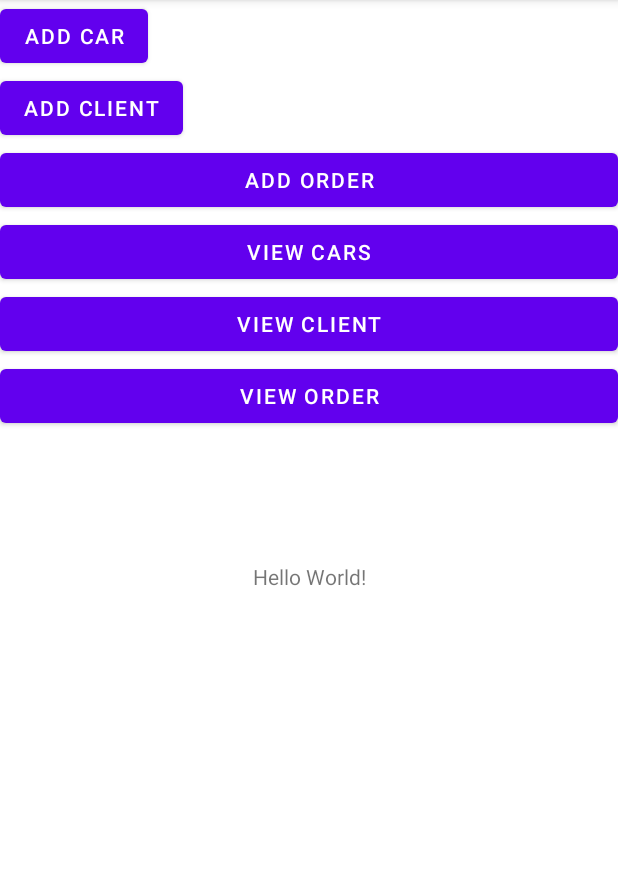
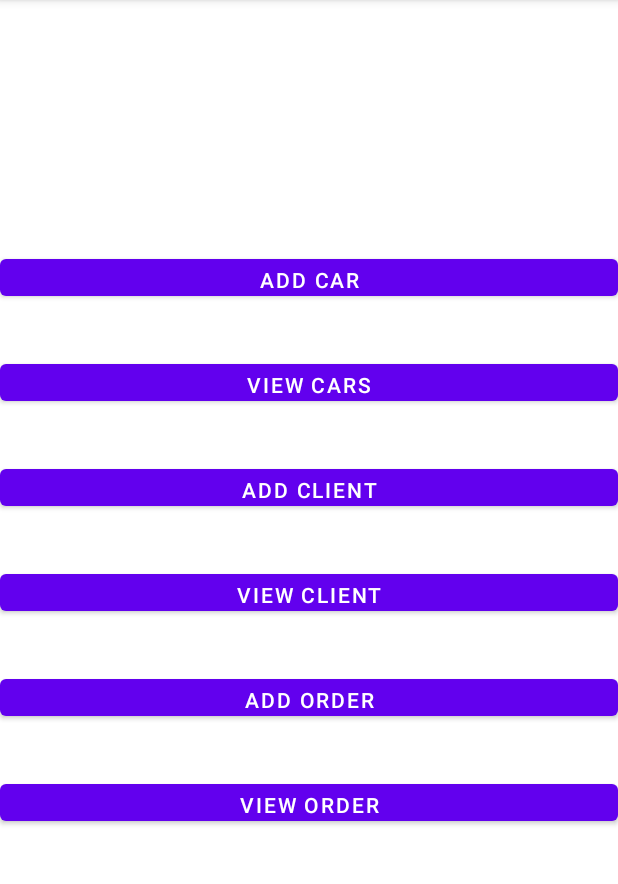
Before and after one commit to franMV4/AA1PMDMrecu, an Android app: the screen it shows after launch (MainActivity), on a phone screen of 412 x 824 dp, the part 84-968 px from its top. Run offline under Robolectric (Android 15) with nearby library versions, the phone set to English and light mode, and no system bars.

```diff
--- a/app/build.gradle
+++ b/app/build.gradle
@@ -20,7 +20,6 @@ android {
             minifyEnabled false
             proguardFiles getDefaultProguardFile('proguard-android-optimize.txt'), 'proguard-rules.pro'
         }
-    }
     compileOptions {
         sourceCompatibility JavaVersion.VERSION_1_8
         targetCompatibility JavaVersion.VERSION_1_8
@@ -44,3 +43,4 @@ dependencies {
     androidTestImplementation 'androidx.test.ext:junit:1.1.3'
     androidTestImplementation 'androidx.test.espresso:espresso-core:3.4.0'
 }
+}
--- a/app/src/main/java/com/svalero/aa1pmdmrecu/DetailFragment.java
+++ b/app/src/main/java/com/svalero/aa1pmdmrecu/DetailFragment.java
@@ -31,7 +31,7 @@ public class DetailFragment extends Fragment {
     public FloatingActionButton closeButton;
 
     public DetailFragment() {
-        // Required empty public constructor
+
     }
 
     @Override
--- a/app/src/main/java/com/svalero/aa1pmdmrecu/domain/dto/OrderDTO.java
+++ b/app/src/main/java/com/svalero/aa1pmdmrecu/domain/dto/OrderDTO.java
@@ -110,9 +110,9 @@ public class OrderDTO implements Comparable {
                 "id=" + id +
                 ", date=" + date +
                 ", clientNameSurname='" + clientNameSurname + '\'' +
-                ", bikeBrandModel='" + carBrandModel + '\'' +
+                ", carBrandModel='" + carBrandModel + '\'' +
                 ", description='" + description + '\'' +
-                ", bikeImageOrder=" + Arrays.toString(carImageOrder) +
+                ", carImageOrder=" + Arrays.toString(carImageOrder) +
                 '}';
     }
 
--- a/app/src/main/res/layout/activity_main.xml
+++ b/app/src/main/res/layout/activity_main.xml
@@ -9,21 +9,70 @@
     <LinearLayout
         android:layout_width="match_parent"
         android:layout_height="match_parent"
-        android:orientation="vertical">
+        android:orientation="vertical"
+        android:paddingTop="200px">
+
+        <LinearLayout
+            android:layout_width="match_parent"
+            android:layout_height="70dp"
+            android:orientation="vertical"
+            android:paddingTop="50px">
 
             <Button
                 android:id="@+id/button4"
-            android:layout_width="wrap_content"
+                android:layout_width="match_parent"
                 android:layout_height="wrap_content"
                 android:onClick="addCar"
                 android:text="Add Car" />
+        </LinearLayout>
+
+        <LinearLayout
+            android:layout_width="match_parent"
+            android:layout_height="70dp"
+            android:orientation="vertical"
+            android:paddingTop="50px">
+
+            <Button
+                android:id="@+id/button3"
+                android:layout_width="match_parent"
+                android:layout_height="wrap_content"
+                android:onClick="viewCar"
+                android:text="View Cars" />
+        </LinearLayout>
+
+        <LinearLayout
+            android:layout_width="match_parent"
+            android:layout_height="70dp"
+            android:orientation="vertical"
+            android:paddingTop="50px">
 
             <Button
                 android:id="@+id/button"
-            android:layout_width="wrap_content"
+                android:layout_width="match_parent"
                 android:layout_height="wrap_content"
                 android:onClick="addClient"
                 android:text="Add Client" />
+        </LinearLayout>
+
+        <LinearLayout
+            android:layout_width="match_parent"
+            android:layout_height="70dp"
+            android:orientation="vertical"
+            android:paddingTop="50px">
+
+            <Button
+                android:id="@+id/button5"
+                android:layout_width="match_parent"
+                android:layout_height="wrap_content"
+                android:onClick="viewClient"
+                android:text="View Client" />
+        </LinearLayout>
+
+        <LinearLayout
+            android:layout_width="match_parent"
+            android:layout_height="70dp"
+            android:orientation="vertical"
+            android:paddingTop="50px">
 
             <Button
                 android:id="@+id/button2"
@@ -31,20 +80,13 @@
                 android:layout_height="wrap_content"
                 android:onClick="addOrder"
                 android:text="Add order" />
+        </LinearLayout>
 
-        <Button
-            android:id="@+id/button3"
+        <LinearLayout
             android:layout_width="match_parent"
-            android:layout_height="wrap_content"
-            android:onClick="viewCar"
-            android:text="View Cars" />
-
-        <Button
-            android:id="@+id/button5"
-            android:layout_width="match_parent"
-            android:layout_height="wrap_content"
-            android:onClick="viewClient"
-            android:text="View Client" />
+            android:layout_height="70dp"
+            android:orientation="vertical"
+            android:paddingTop="50px">
 
             <Button
                 android:id="@+id/button6"
@@ -54,13 +96,6 @@
                 android:text="View Order" />
         </LinearLayout>
 
-    <TextView
-        android:layout_width="wrap_content"
-        android:layout_height="wrap_content"
-        android:text="Hello World!"
-        app:layout_constraintBottom_toBottomOf="parent"
-        app:layout_constraintEnd_toEndOf="parent"
-        app:layout_constraintStart_toStartOf="parent"
-        app:layout_constraintTop_toTopOf="parent" />
+    </LinearLayout>
 
 </androidx.constraintlayout.widget.ConstraintLayout>
```
Also changed, not shown: app/src/main/java/com/svalero/aa1pmdmrecu/AddCarActivity.java (+3 -26 lines), app/src/main/java/com/svalero/aa1pmdmrecu/AddClientActivity.java (+4 -4 lines), app/src/main/java/com/svalero/aa1pmdmrecu/AddOrderActivity.java (+10 -10 lines). Lines whose indentation alone changed are shown as unchanged.
